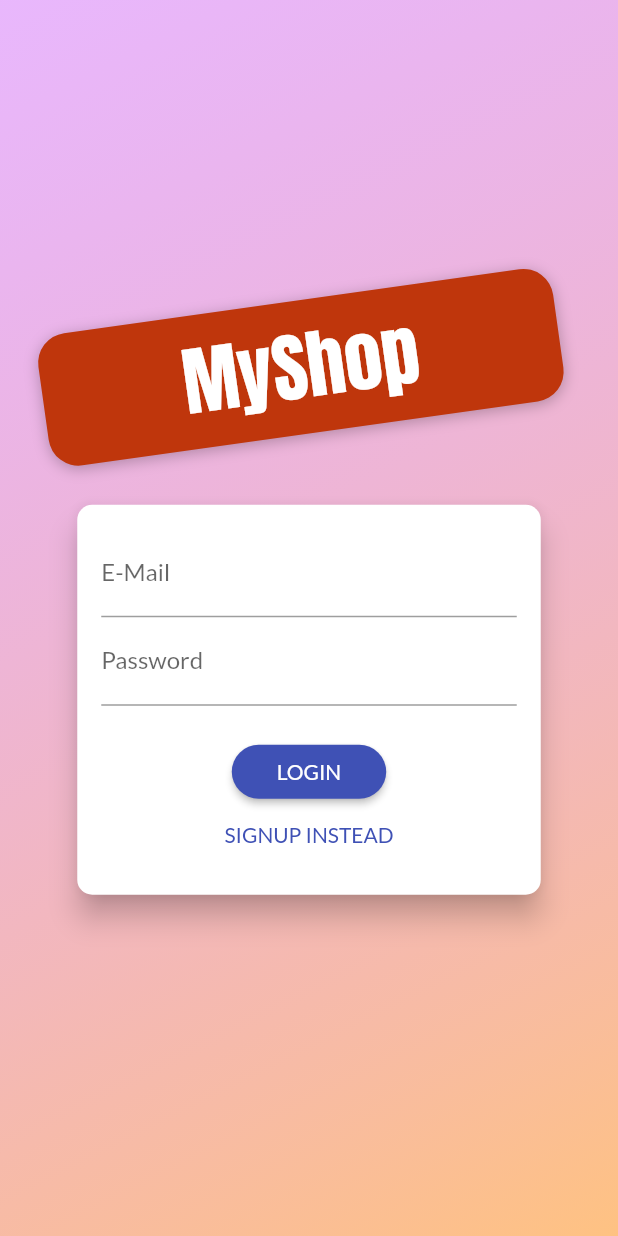
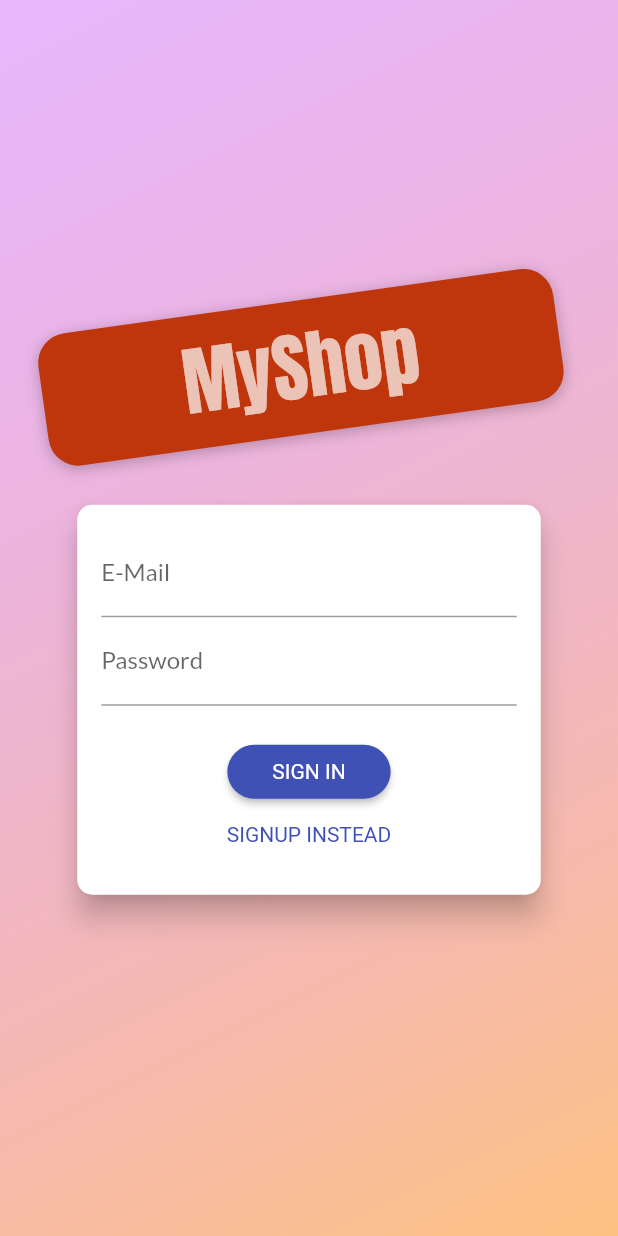
Before and after one commit to ahmed-khadr/shop-app, a Flutter app: the AuthScreen screen opened directly, on a phone screen of 412 x 824 dp. Run offline on Flutter 3.47's test engine with Material 2 defaults, Android fonts, the phone set to English and light mode, and no system bars.

```diff
--- a/lib/models/orders.dart
+++ b/lib/models/orders.dart
@@ -36,7 +36,6 @@ class Orders with ChangeNotifier {
       if (extractedData == null) {
         throw HttpException('Extracted Data is null');
       }
-      print(extractedData);
       extractedData.forEach(
         (orderId, orderData) {
           loadedOrders.add(
--- a/lib/screens/auth_screen.dart
+++ b/lib/screens/auth_screen.dart
@@ -1,8 +1,10 @@
 import 'dart:math';
 
 import 'package:flutter/material.dart';
+import 'package:provider/provider.dart';
+import 'package:shop_app/models/auth.dart';
 
-enum AuthMode { Signup, Login }
+enum AuthMode { SignUp, SignIn }
 
 class AuthScreen extends StatelessWidget {
   static const routeName = '/auth';
@@ -10,10 +12,7 @@ class AuthScreen extends StatelessWidget {
   @override
   Widget build(BuildContext context) {
     final deviceSize = MediaQuery.of(context).size;
-    // final transformConfig = Matrix4.rotationZ(-8 * pi / 180);
-    // transformConfig.translate(-10.0);
     return Scaffold(
-      // resizeToAvoidBottomInset: false,
       body: Stack(
         children: <Widget>[
           Container(
@@ -59,7 +58,10 @@ class AuthScreen extends StatelessWidget {
                       child: Text(
                         'MyShop',
                         style: TextStyle(
-                          color: Theme.of(context).accentTextTheme.title.color,
+                          color: Theme.of(context)
+                              .accentTextTheme
+                              .headline1
+                              ?.color,
                           fontSize: 50,
                           fontFamily: 'Anton',
                           fontWeight: FontWeight.normal,
@@ -83,7 +85,7 @@ class AuthScreen extends StatelessWidget {
 
 class AuthCard extends StatefulWidget {
   const AuthCard({
-    Key key,
+    Key? key,
   }) : super(key: key);
 
   @override
@@ -92,7 +94,7 @@ class AuthCard extends StatefulWidget {
 
 class _AuthCardState extends State<AuthCard> {
   final GlobalKey<FormState> _formKey = GlobalKey();
-  AuthMode _authMode = AuthMode.Login;
+  AuthMode _authMode = AuthMode.SignIn;
   Map<String, String> _authData = {
     'email': '',
     'password': '',
@@ -100,19 +102,27 @@ class _AuthCardState extends State<AuthCard> {
   var _isLoading = false;
   final _passwordController = TextEditingController();
 
-  void _submit() {
-    if (!_formKey.currentState.validate()) {
+  Future<void> _submit() async {
+    if (_formKey.currentState != null && !_formKey.currentState!.validate()) {
       // Invalid!
       return;
     }
-    _formKey.currentState.save();
+    _formKey.currentState!.save();
     setState(() {
       _isLoading = true;
     });
-    if (_authMode == AuthMode.Login) {
+    if (_authMode == AuthMode.SignIn) {
       // Log user in
+      await Provider.of<Auth>(context, listen: false).signin(
+        email: _authData['email'],
+        password: _authData['password'],
+      );
     } else {
       // Sign user up
+      await Provider.of<Auth>(context, listen: false).signup(
+        email: _authData['email'],
+        password: _authData['password'],
+      );
     }
     setState(() {
       _isLoading = false;
@@ -120,13 +130,13 @@ class _AuthCardState extends State<AuthCard> {
   }
 
   void _switchAuthMode() {
-    if (_authMode == AuthMode.Login) {
+    if (_authMode == AuthMode.SignIn) {
       setState(() {
-        _authMode = AuthMode.Signup;
+        _authMode = AuthMode.SignUp;
       });
     } else {
       setState(() {
-        _authMode = AuthMode.Login;
+        _authMode = AuthMode.SignIn;
       });
     }
   }
@@ -140,9 +150,9 @@ class _AuthCardState extends State<AuthCard> {
       ),
       elevation: 8.0,
       child: Container(
-        height: _authMode == AuthMode.Signup ? 320 : 260,
+        height: _authMode == AuthMode.SignUp ? 320 : 260,
         constraints:
-            BoxConstraints(minHeight: _authMode == AuthMode.Signup ? 320 : 260),
+            BoxConstraints(minHeight: _authMode == AuthMode.SignUp ? 320 : 260),
         width: deviceSize.width * 0.75,
         padding: EdgeInsets.all(16.0),
         child: Form(
@@ -154,14 +164,17 @@ class _AuthCardState extends State<AuthCard> {
                   decoration: InputDecoration(labelText: 'E-Mail'),
                   keyboardType: TextInputType.emailAddress,
                   validator: (value) {
-                    if (value.isEmpty || !value.contains('@')) {
+                    if (value == null ||
+                        value.isEmpty ||
+                        !value.contains('@')) {
                       return 'Invalid email!';
                     }
                     return null;
-                    return null;
                   },
                   onSaved: (value) {
-                    _authData['email'] = value;
+                    if (value != null) {
+                      _authData['email'] = value;
+                    }
                   },
                 ),
                 TextFormField(
@@ -169,20 +182,22 @@ class _AuthCardState extends State<AuthCard> {
                   obscureText: true,
                   controller: _passwordController,
                   validator: (value) {
-                    if (value.isEmpty || value.length < 5) {
+                    if (value == null || value.isEmpty || value.length < 5) {
                       return 'Password is too short!';
                     }
                   },
                   onSaved: (value) {
-                    _authData['password'] = value;
+                    if (value != null) {
+                      _authData['password'] = value;
+                    }
                   },
                 ),
-                if (_authMode == AuthMode.Signup)
+                if (_authMode == AuthMode.SignUp)
                   TextFormField(
-                    enabled: _authMode == AuthMode.Signup,
+                    enabled: _authMode == AuthMode.SignUp,
                     decoration: InputDecoration(labelText: 'Confirm Password'),
                     obscureText: true,
-                    validator: _authMode == AuthMode.Signup
+                    validator: _authMode == AuthMode.SignUp
                         ? (value) {
                             if (value != _passwordController.text) {
                               return 'Passwords do not match!';
@@ -196,25 +211,31 @@ class _AuthCardState extends State<AuthCard> {
                 if (_isLoading)
                   CircularProgressIndicator()
                 else
-                  RaisedButton(
-                    child:
-                        Text(_authMode == AuthMode.Login ? 'LOGIN' : 'SIGN UP'),
+                  ElevatedButton(
+                    child: Text(
+                        _authMode == AuthMode.SignIn ? 'SIGN IN' : 'SIGN UP'),
                     onPressed: _submit,
-                    shape: RoundedRectangleBorder(
-                      borderRadius: BorderRadius.circular(30),
+                    style: ElevatedButton.styleFrom(
+                      shape: RoundedRectangleBorder(
+                        borderRadius: BorderRadius.circular(30),
+                      ),
+                      padding: const EdgeInsets.symmetric(
+                          horizontal: 30.0, vertical: 8.0),
+                      textStyle: TextStyle(
+                        color: Theme.of(context).primaryTextTheme.button?.color,
+                      ),
                     ),
-                    padding:
-                        EdgeInsets.symmetric(horizontal: 30.0, vertical: 8.0),
-                    color: Theme.of(context).primaryColor,
-                    textColor: Theme.of(context).primaryTextTheme.button.color,
                   ),
-                FlatButton(
+                TextButton(
                   child: Text(
-                      '${_authMode == AuthMode.Login ? 'SIGNUP' : 'LOGIN'} INSTEAD'),
+                      '${_authMode == AuthMode.SignIn ? 'SIGNUP' : 'SIGN IN'} INSTEAD'),
                   onPressed: _switchAuthMode,
-                  padding: EdgeInsets.symmetric(horizontal: 30.0, vertical: 4),
-                  materialTapTargetSize: MaterialTapTargetSize.shrinkWrap,
-                  textColor: Theme.of(context).primaryColor,
+                  style: TextButton.styleFrom(
+                      padding: const EdgeInsets.symmetric(
+                          horizontal: 30.0, vertical: 4),
+                      textStyle:
+                          TextStyle(color: Theme.of(context).primaryColor),
+                      tapTargetSize: MaterialTapTargetSize.shrinkWrap),
                 ),
               ],
             ),
```
Also changed, not shown: lib/main.dart (+6 -2 lines), lib/models/auth.dart (+41 -0 lines).
